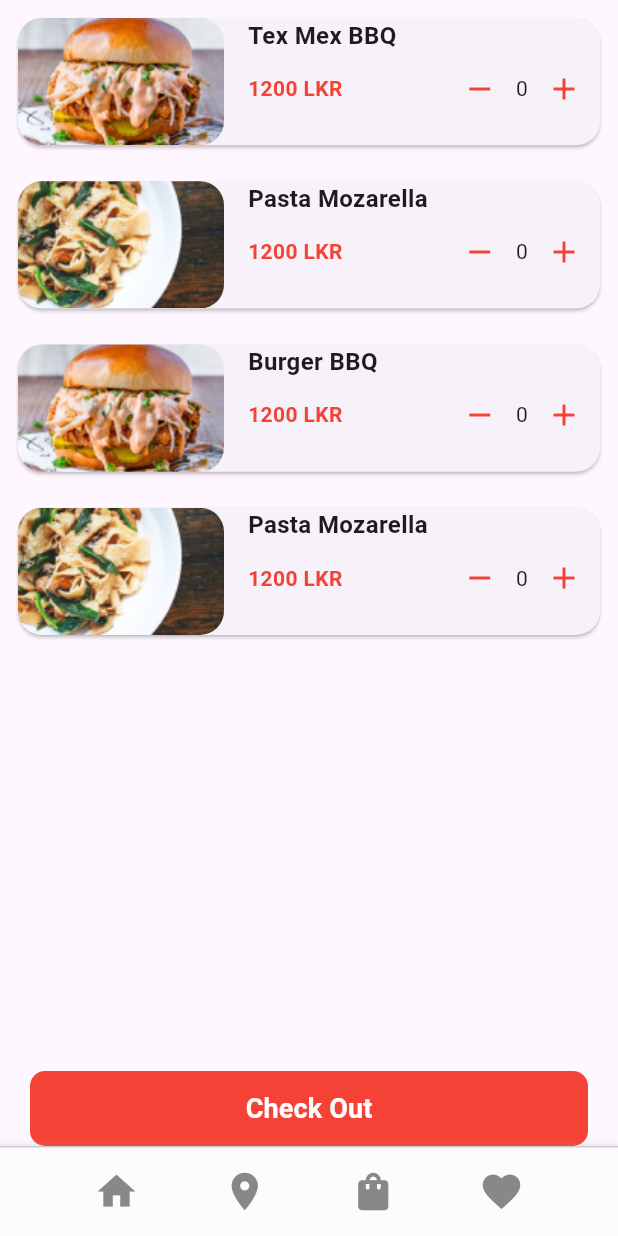
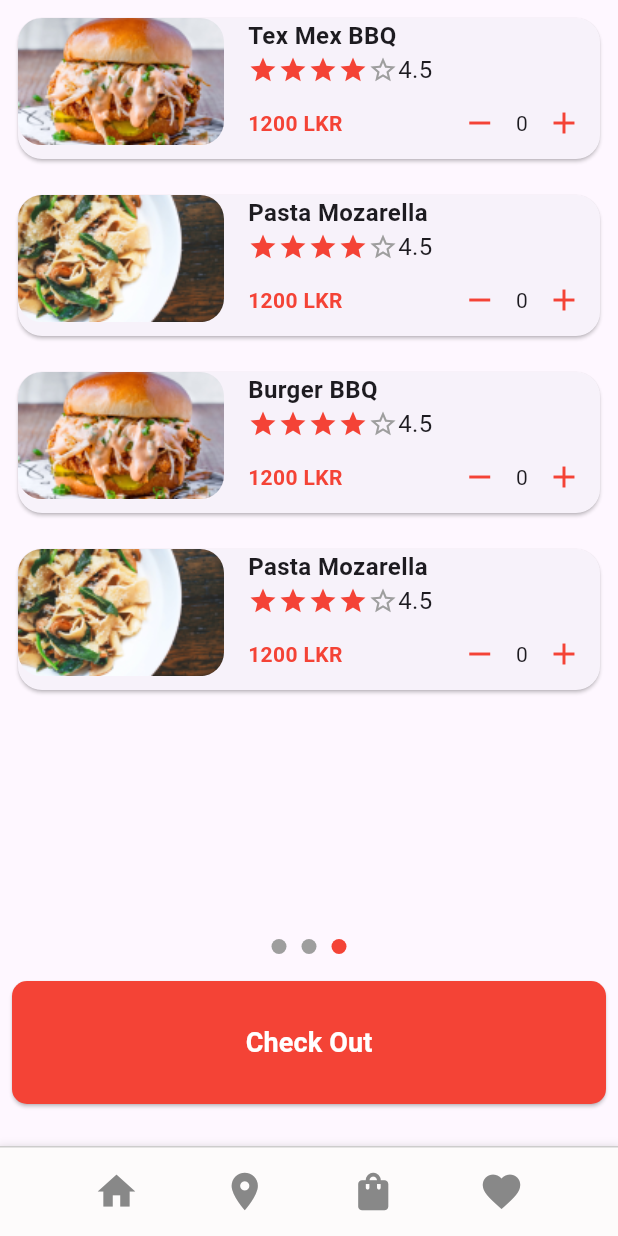
Before and after one commit to MalshaK99/dev, a Flutter app: the MenuPage screen opened directly, item 2 of the bottom bar chosen, on a phone screen of 412 x 824 dp. Run offline on Flutter 3.47's test engine with Material 3 defaults, Android fonts, the phone set to English and light mode, and no system bars.

Commit message:
checkout page done

```diff
--- a/hungry_busters/lib/checkout.dart
+++ b/hungry_busters/lib/checkout.dart
@@ -1,5 +1,6 @@
 import 'package:flutter/material.dart';
 import 'package:hungry_busters/footer.dart';
+import 'package:hungry_busters/popup.dart';
 
 void main() => runApp(CheckOut());
 
@@ -21,29 +22,42 @@ class CheckOut extends StatelessWidget {
                 }).toList(),
               ),
             ),
-            SizedBox(height: 30), // Add spacing before the button
-            Container(
-              margin: const EdgeInsets.symmetric(horizontal: 20),
-              decoration: BoxDecoration(
-                borderRadius: BorderRadius.circular(10),
-                color: Colors.red,
+            SizedBox(height: 10), // Add spacing between cards and dots
+            Row(
+              mainAxisAlignment: MainAxisAlignment.center,
+              children: [
+                Dot(color: Colors.grey), // Grey dot
+                SizedBox(width: 10), // Add spacing between dots
+                Dot(color: Colors.grey), // Grey dot
+                SizedBox(width: 10), // Add spacing between dots
+                Dot(color: Colors.red), // Red dot
+              ],
             ),
+            SizedBox(height: 10), // Add spacing between dots and button
+            // Check Out button
+            Padding(
+              padding: const EdgeInsets.all(8.0), // Adjust padding as needed
+              child: SizedBox(
+                width: double.infinity,
                 child: ElevatedButton(
                   onPressed: () {
-                  // Add your button onPressed logic here
+                    showDialog(
+                      context: context,
+                      builder: (BuildContext context) {
+                        return PopUp();
+                      },
+                    );
                   },
                   style: ElevatedButton.styleFrom(
-                  backgroundColor: Colors.transparent,
-                  elevation: 0,
+                    padding: EdgeInsets.symmetric(
+                        vertical: 16), // Adjust button height
+                    backgroundColor: Colors.red, // Set background color to red
                     shape: RoundedRectangleBorder(
                       borderRadius: BorderRadius.circular(10),
                     ),
                   ),
-                child: const SizedBox(
-                  width: double.infinity,
                   child: Padding(
-                    padding: EdgeInsets.all(12.0),
-                    child: Center(
+                    padding: const EdgeInsets.all(12.0),
                     child: Text(
                       'Check Out',
                       style: TextStyle(
@@ -56,7 +70,7 @@ class CheckOut extends StatelessWidget {
                 ),
               ),
             ),
-            ),
+            SizedBox(height: 20), // Add padding between button and bottom
           ],
         ),
         bottomNavigationBar: Footer(), // Include Footer widget here
@@ -65,16 +79,101 @@ class CheckOut extends StatelessWidget {
   }
 }
 
-class ItemCard extends StatefulWidget {
+class Dot extends StatelessWidget {
+  final Color color;
+
+  const Dot({Key? key, required this.color}) : super(key: key);
+
+  @override
+  Widget build(BuildContext context) {
+    return Container(
+      width: 10, // Adjust the size of the dot
+      height: 10, // Adjust the size of the dot
+      decoration: BoxDecoration(
+        shape: BoxShape.circle,
+        color: color,
+      ),
+    );
+  }
+}
+
+class ItemCard extends StatelessWidget {
   final Item item;
 
   const ItemCard({Key? key, required this.item}) : super(key: key);
 
   @override
-  _ItemCardState createState() => _ItemCardState();
+  Widget build(BuildContext context) {
+    return Card(
+      shape: RoundedRectangleBorder(
+        borderRadius: BorderRadius.circular(16.0),
+      ),
+      child: Row(
+        crossAxisAlignment: CrossAxisAlignment.start,
+        children: [
+          ClipRRect(
+            borderRadius: BorderRadius.circular(16.0),
+            child: Image.asset(
+              item.imageUrl,
+              fit: BoxFit.cover,
+              width: MediaQuery.of(context).size.width / 3,
+            ),
+          ),
+          Expanded(
+            child: Padding(
+              padding: const EdgeInsets.fromLTRB(16, 0, 0, 0),
+              child: Column(
+                crossAxisAlignment: CrossAxisAlignment.start,
+                children: [
+                  Text(
+                    item.title,
+                    style: const TextStyle(
+                      fontWeight: FontWeight.bold,
+                      fontSize: 16.0,
+                    ),
+                  ),
+                  const Row(
+                    children: [
+                      Icon(Icons.star, color: Colors.red, size: 20.0),
+                      Icon(Icons.star, color: Colors.red, size: 20.0),
+                      Icon(Icons.star, color: Colors.red, size: 20.0),
+                      Icon(Icons.star, color: Colors.red, size: 20.0),
+                      Icon(Icons.star_border, color: Colors.grey, size: 20.0),
+                      Text(
+                        '4.5',
+                        style: TextStyle(fontSize: 16.0),
+                      ),
+                    ],
+                  ),
+                  Row(
+                    children: [
+                      Text(
+                        '${item.price} LKR',
+                        style: const TextStyle(
+                          fontWeight: FontWeight.bold,
+                          color: Colors.red,
+                        ),
+                      ),
+                      Spacer(), // Add spacer to push buttons to the right
+                      IncDecCounter(),
+                    ],
+                  ),
+                ],
+              ),
+            ),
+          ),
+        ],
+      ),
+    );
+  }
 }
 
-class _ItemCardState extends State<ItemCard> {
+class IncDecCounter extends StatefulWidget {
+  @override
+  _IncDecCounterState createState() => _IncDecCounterState();
+}
+
+class _IncDecCounterState extends State<IncDecCounter> {
   int quantity = 0;
 
   void _increment() {
@@ -93,90 +192,17 @@ class _ItemCardState extends State<ItemCard> {
 
   @override
   Widget build(BuildContext context) {
-    return Card(
-      shape: RoundedRectangleBorder(
-        borderRadius: BorderRadius.circular(16.0),
-      ),
-      child: Row(
-        crossAxisAlignment: CrossAxisAlignment.start,
-        children: [
-          Stack(
-            children: [
-              ClipRRect(
-                borderRadius: BorderRadius.circular(16.0),
-                child: Image.asset(
-                  widget.item.imageUrl,
-                  fit: BoxFit.cover,
-                  width: MediaQuery.of(context).size.width / 3,
-                ),
-              ),
-            ],
-          ),
-          Expanded(
-            child: Padding(
-              padding: const EdgeInsets.fromLTRB(16, 0, 0, 0),
-              child: Column(
-                crossAxisAlignment: CrossAxisAlignment.start,
-                children: [
-                  Text(
-                    widget.item.title,
-                    style: const TextStyle(
-                      fontWeight: FontWeight.bold,
-                      fontSize: 16.0,
-                    ),
-                  ),
-                  Row(
-                    children: [
-                      Text(
-                        '${widget.item.price} LKR',
-                        style: const TextStyle(
-                          fontWeight: FontWeight.bold,
-                          color: Colors.red,
-                        ),
-                      ),
-                      Spacer(), // Add spacer to push buttons to the right
-                      IncDecCounter(
-                        increment: _increment,
-                        decrement: _decrement,
-                        quantity: quantity,
-                      ),
-                    ],
-                  ),
-                ],
-              ),
-            ),
-          ),
-        ],
-      ),
-    );
-  }
-}
-
-class IncDecCounter extends StatelessWidget {
-  final VoidCallback increment;
-  final VoidCallback decrement;
-  final int quantity;
-
-  const IncDecCounter({
-    Key? key,
-    required this.increment,
-    required this.decrement,
-    required this.quantity,
-  }) : super(key: key);
-
-  @override
-  Widget build(BuildContext context) {
     return Row(
       children: [
         IconButton(
           icon: Icon(Icons.remove),
-          onPressed: decrement,
+          onPressed: _decrement,
           color: Colors.red,
         ),
         Text('$quantity'),
         IconButton(
           icon: Icon(Icons.add),
-          onPressed: increment,
+          onPressed: _increment,
           color: Colors.red,
         ),
       ],
--- /dev/null
+++ b/hungry_busters/lib/popup.dart
@@ -0,0 +1,27 @@
+import 'package:flutter/material.dart';
+
+class PopUp extends StatelessWidget {
+  @override
+  Widget build(BuildContext context) {
+    return Dialog(
+      child: Container(
+        padding: const EdgeInsets.all(16),
+        child: Column(
+          mainAxisSize: MainAxisSize.min,
+          children: [
+            const Text('Popup Card', style: TextStyle(fontSize: 20)),
+            const SizedBox(height: 10),
+            const Text('This is a custom popup card.'),
+            const SizedBox(height: 20),
+            ElevatedButton(
+              onPressed: () {
+                Navigator.of(context).pop();
+              },
+              child: const Text('Close'),
+            ),
+          ],
+        ),
+      ),
+    );
+  }
+}
```
Lines whose indentation alone changed are shown as unchanged.
